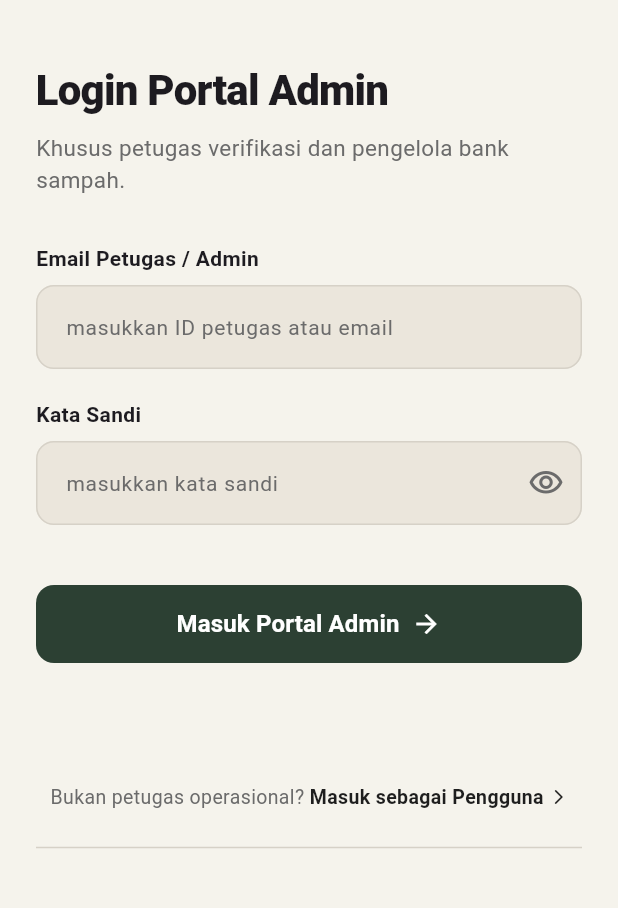
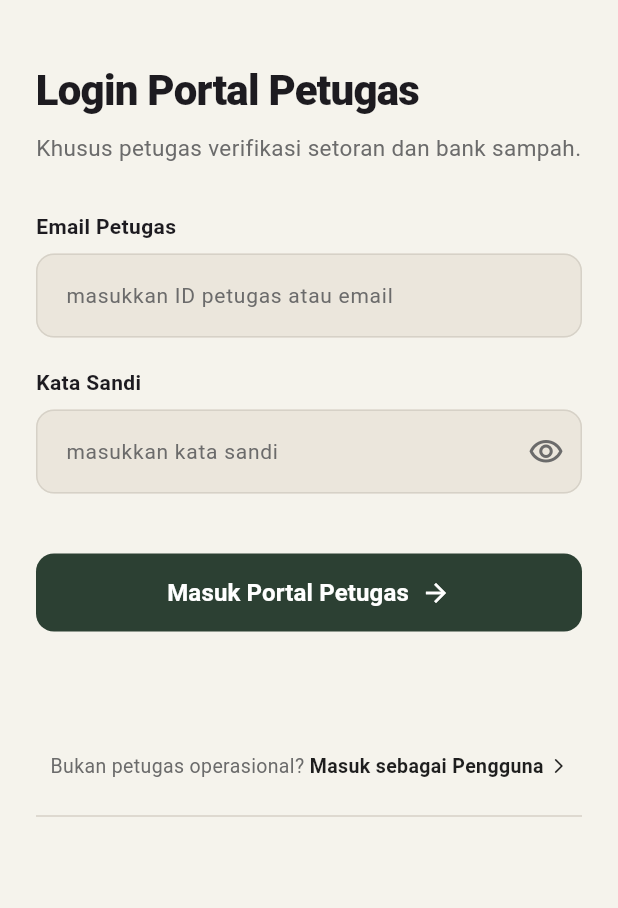
Before and after one commit to abdlz4ki-cyber/ecopoints-flutter, a Flutter app: the AdminLoginScreen screen opened directly, on a phone screen of 412 x 824 dp, the part 81-989 px from its top. Run offline on Flutter 3.47's test engine with Material 3 defaults, Android fonts, the phone set to English and light mode, and no system bars; our stand-ins replace shared_preferences; accounts and stored records are empty.

Commit message:
feat: restrict staff portal strictly to Petugas and enable QR input modal

```diff
--- a/lib/admin_login_screen.dart
+++ b/lib/admin_login_screen.dart
@@ -53,11 +53,11 @@ class _AdminLoginScreenState extends State<AdminLoginScreen> {
       );
 
       // Check role
-      if (!result.user.isPetugasOrAdmin) {
+      if (result.user.role != 'petugas') {
         await AuthService.logout();
         if (!mounted) return;
         setState(() {
-          _errorMessage = 'Akses Ditolak: Akun ini terdaftar sebagai Nasabah (${result.user.role}). Gunakan portal login Pengguna.';
+          _errorMessage = 'Akses Ditolak: Aplikasi mobile ini khusus untuk Petugas. Akun Anda terdaftar sebagai (${result.user.role}).';
         });
         return;
       }
@@ -165,12 +165,12 @@ class _AdminLoginScreenState extends State<AdminLoginScreen> {
 
                 const SizedBox(height: 40),
                 const Text(
-                  'Login Portal Admin',
+                  'Login Portal Petugas',
                   style: TextStyle(fontSize: 28, fontWeight: FontWeight.w800, letterSpacing: -0.5),
                 ),
                 const SizedBox(height: 8),
                 Text(
-                  'Khusus petugas verifikasi dan pengelola bank\nsampah.',
+                  'Khusus petugas verifikasi setoran dan bank sampah.',
                   style: TextStyle(fontSize: 15, color: textGray, height: 1.4),
                 ),
                 const SizedBox(height: 32),
@@ -200,7 +200,7 @@ class _AdminLoginScreenState extends State<AdminLoginScreen> {
                     ),
                   ),
 
-                const Text('Email Petugas / Admin', style: TextStyle(fontSize: 14, fontWeight: FontWeight.w600)),
+                const Text('Email Petugas', style: TextStyle(fontSize: 14, fontWeight: FontWeight.w600)),
                 const SizedBox(height: 8),
                 TextField(
                   controller: _emailController,
@@ -253,7 +253,7 @@ class _AdminLoginScreenState extends State<AdminLoginScreen> {
                 ),
                 const SizedBox(height: 40),
 
-                // TOMBOL MASUK PORTAL ADMIN
+                // TOMBOL MASUK PORTAL PETUGAS
                 SizedBox(
                   width: double.infinity,
                   height: 52,
@@ -275,7 +275,7 @@ class _AdminLoginScreenState extends State<AdminLoginScreen> {
                             mainAxisAlignment: MainAxisAlignment.center,
                             children: [
                               Text(
-                                'Masuk Portal Admin',
+                                'Masuk Portal Petugas',
                                 style: TextStyle(color: Colors.white, fontSize: 16, fontWeight: FontWeight.w600),
                               ),
                               SizedBox(width: 8),
--- a/lib/login_screen.dart
+++ b/lib/login_screen.dart
@@ -279,7 +279,7 @@ class _LoginScreenState extends State<LoginScreen> {
                             Icon(Icons.shield_outlined, color: textDark, size: 20),
                             const SizedBox(width: 6),
                             Text(
-                              'Masuk sebagai Admin / Petugas',
+                              'Masuk sebagai Petugas',
                               style: TextStyle(fontSize: 13, color: textDark, fontWeight: FontWeight.w500),
                             ),
                           ],
--- a/lib/welcome_screen.dart
+++ b/lib/welcome_screen.dart
@@ -160,7 +160,7 @@ class WelcomeScreen extends StatelessWidget {
                   child: Row(
                     mainAxisAlignment: MainAxisAlignment.center,
                     children: [
-                      Text('Masuk sebagai Admin / Petugas ', style: TextStyle(color: textDark, fontSize: 13, fontWeight: FontWeight.w500)),
+                      Text('Masuk sebagai Petugas ', style: TextStyle(color: textDark, fontSize: 13, fontWeight: FontWeight.w500)),
                       Icon(Icons.arrow_forward, color: textDark, size: 16),
                     ],
                   ),
```
Also changed, not shown: lib/petugas_page.dart (+68 -4 lines).
